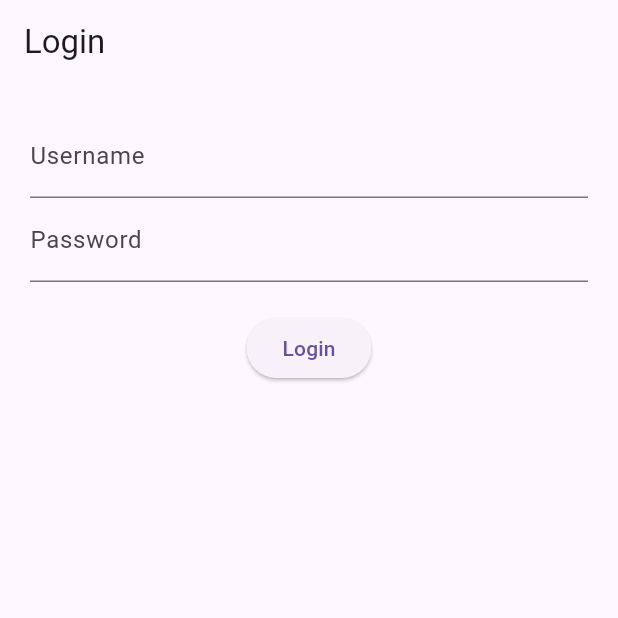
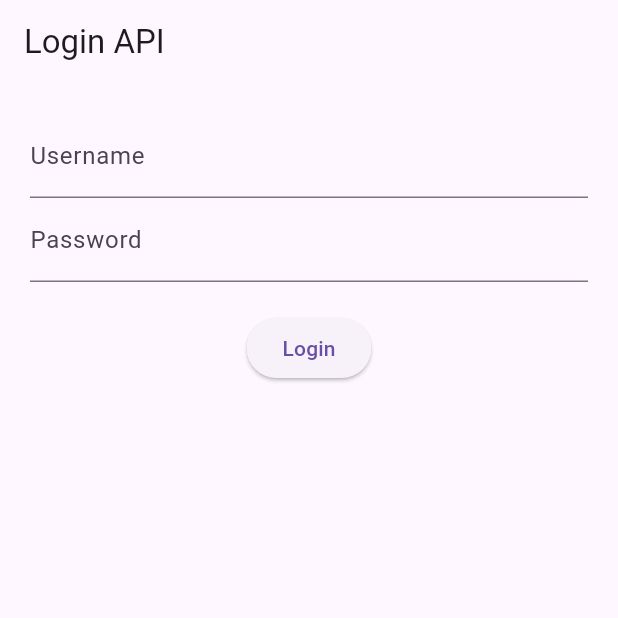
Before and after one commit to Adnan-k1/flutter_pertama, a Flutter app: the screen it shows after launch, on a phone screen of 412 x 824 dp, the top half of it. Run offline on Flutter 3.47's test engine with Material 3 defaults, Android fonts, the phone set to English and light mode, and no system bars; our stand-ins replace get, shared_preferences, sqflite; accounts and stored records are empty.

```diff
--- /dev/null
+++ b/devtools_options.yaml
@@ -0,0 +1,3 @@
+description: This file stores settings for Dart & Flutter DevTools.
+documentation: https://docs.flutter.dev/tools/devtools/extensions#configure-extension-enablement-states
+extensions:
--- a/lib/bindings/splashcreen_binding.dart
+++ b/lib/bindings/splashcreen_binding.dart
@@ -1,5 +1,5 @@
-import 'package:flutter_pertama/controller/splashscreen_controller.dart';
 import 'package:get/get.dart';
+import '../controller/splashscreen_controller.dart';
 
 class SplashscreenBinding extends Bindings {
   @override
--- a/lib/main.dart
+++ b/lib/main.dart
@@ -1,9 +1,12 @@
 import 'package:flutter/material.dart';
 import 'package:flutter_pertama/routers/pages.dart';
 import 'package:get/get.dart';
-import 'package:flutter_pertama/routers/routers.dart';
 
-void main() {
+import 'bindings/splashcreen_binding.dart';
+import 'routers/routers.dart';
+
+void main() async {
+  WidgetsFlutterBinding.ensureInitialized();
   runApp(const MyApp());
 }
 
@@ -14,8 +17,8 @@ class MyApp extends StatelessWidget {
   Widget build(BuildContext context) {
     return GetMaterialApp(
       debugShowCheckedModeBanner: false,
-      title: 'Drawer Navigation Example',
-      initialRoute: Approters.loginapi,
+      initialBinding: SplashscreenBinding(),
+      initialRoute: Approters.splashscreen,
       getPages: AppPages.routes,
     );
   }
--- a/lib/network/client_network.dart
+++ b/lib/network/client_network.dart
@@ -1,3 +1,3 @@
 class ClientNetwork {
-  static const String baseUrl = "https://mediadwi.com/api/latihan";
+  static const String baseUrl = "http://mediadwi.com/api/latihan";
 }
--- a/lib/pages/login_api_page.dart
+++ b/lib/pages/login_api_page.dart
@@ -1,5 +1,4 @@
 import 'package:flutter/material.dart';
-import 'package:flutter_pertama/controller/login_api_controller.dart';
 import 'package:get/get.dart';
 import '../controller/login_api_controller.dart';
 
@@ -11,7 +10,7 @@ class LoginApiPage extends StatelessWidget {
   @override
   Widget build(BuildContext context) {
     return Scaffold(
-      appBar: AppBar(title: const Text("Login")),
+      appBar: AppBar(title: const Text("Login API")),
       body: Padding(
         padding: const EdgeInsets.all(20),
         child: Column(
--- a/lib/routers/pages.dart
+++ b/lib/routers/pages.dart
@@ -30,11 +30,7 @@ class AppPages {
       page: () => SplashscreenPage(),
       binding: SplashscreenBinding(),
     ),
-    GetPage(
-      name: Approters.login,
-      page: () => LoginPage(),
-      binding: LoginBinding(),
-    ),
+
     GetPage(
       name: Approters.mainmenu,
       page: () => MainMenuPage(),
--- a/lib/routers/routers.dart
+++ b/lib/routers/routers.dart
@@ -1,16 +1,11 @@
-// lib/routers/routers.dart
-
-import 'package:flutter_pertama/pages/example_page.dart';
-
 class Approters {
-  static const login = '/login';
+  static const splashscreen = '/splashscreen';
+  static const loginapi = '/loginapi';
   static const mainmenu = '/mainmenu';
+  static const profile = '/profile';
   static const calculator = '/calculator';
   static const footballplayer = '/football';
   static const footballedit = '/footballedit';
-  static const profile = '/profile';
-  static const splashscreen = '/splashscreen';
-    static const contact = '/contact';
+  static const contact = '/contact';
   static const Examplescreen = '/exemplescreen';
-  static const loginapi = '/loginapi';
 }
```
Also changed, not shown: lib/controller/login_api_controller.dart (+11 -10 lines), lib/controller/profil_controller.dart (+5 -5 lines), lib/controller/splashscreen_controller.dart (+20 -15 lines).
